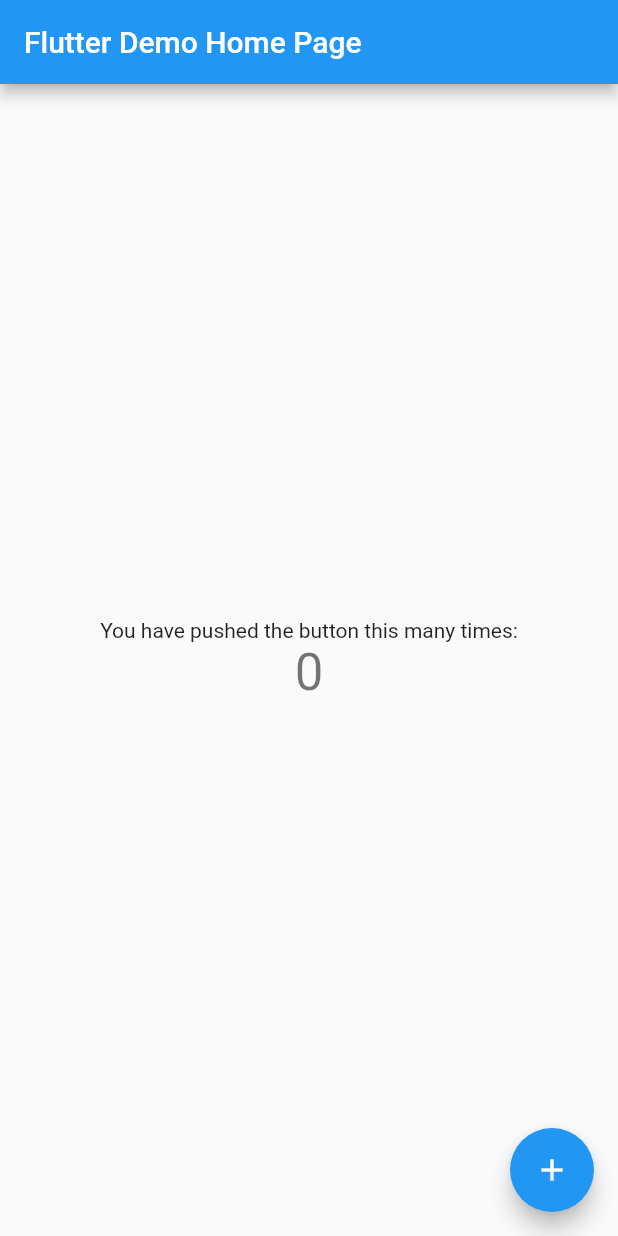
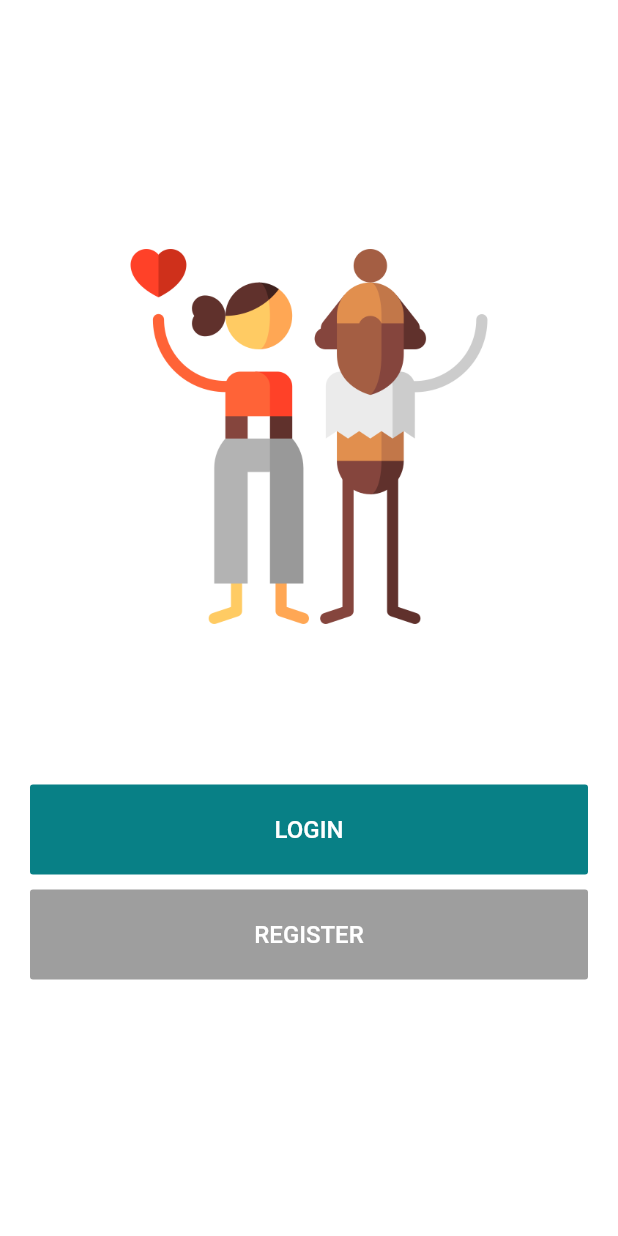
Before and after one commit to weronikazak/Google_Solution_Challenge, a Flutter app: the screen it shows after launch, on a phone screen of 412 x 824 dp. Run offline on Flutter 3.47's test engine with Material 2 defaults, Android fonts, the phone set to English and light mode, and no system bars.

Commit message:
make Welcome Page

```diff
--- /dev/null
+++ b/lib/Screens/Welcome/welcome_screen.dart
@@ -0,0 +1,145 @@
+import 'package:flutter/material.dart';
+import 'package:gsc_project/Screens/Login/profile_type_screen.dart';
+import 'package:gsc_project/constants.dart';
+
+class WelcomeScreen extends StatelessWidget {
+  double buttonHeight = 60;
+
+  @override
+  Widget build(BuildContext context) {
+    return Scaffold(
+      body: Column(
+        mainAxisAlignment: MainAxisAlignment.center,
+        children: <Widget>[
+          // Image
+          Image.asset(
+            "assets/images/tochange_1.png",
+            height: 250,
+          ),
+          SizedBox(
+            height: 20,
+          ),
+          Text(
+            "Hello!",
+            textAlign: TextAlign.center,
+            style: TextStyle(color: Colors.white, fontSize: 20),
+          ),
+          SizedBox(
+            height: 20,
+          ),
+          Text(
+            "Help thousands of people just in one click!",
+            textAlign: TextAlign.center,
+            style: TextStyle(color: Colors.white, fontSize: 16),
+          ),
+          SizedBox(height: 20),
+          Container(
+            padding: EdgeInsets.symmetric(vertical: 5, horizontal: 20),
+            child: MaterialButton(
+              onPressed: () {},
+              elevation: 0,
+              height: buttonHeight,
+              color: kPrimaryColor,
+              minWidth: double.maxFinite,
+              child: Text("LOGIN",
+                  style: TextStyle(color: Colors.white, fontSize: 16)),
+              textColor: Colors.white,
+            ),
+          ),
+
+          Container(
+            padding: EdgeInsets.symmetric(vertical: 5, horizontal: 20),
+            child: MaterialButton(
+              onPressed: () {
+                Navigator.push(
+                    context,
+                    MaterialPageRoute(
+                        builder: (context) => ProfileTypeScreen()));
+              },
+              elevation: 0,
+              height: buttonHeight,
+              color: Colors.grey,
+              minWidth: double.maxFinite,
+              child: Text("REGISTER",
+                  style: TextStyle(color: Colors.white, fontSize: 16)),
+              textColor: Colors.white,
+            ),
+          ),
+        ],
+      ),
+    );
+  }
+}
+
+
+
+
+
+
+
+
+
+
+
+
+
+
+// class WelcomeScreen extends StatelessWidget {
+//   double buttonHeight = 60;
+
+//   @override
+//   Widget build(BuildContext context) {
+//     return Scaffold(
+//       body: Column(
+//         mainAxisAlignment: MainAxisAlignment.center,
+//         children: <Widget>[
+//           // Image
+//           Image.asset(
+//             "assets/images/tochange_1.png",
+//             height: 250,
+//           ),
+//           SizedBox(
+//             height: 20,
+//           ),
+//           Text(
+//             "Hello!",
+//             textAlign: TextAlign.center,
+//             style: TextStyle(color: Colors.white, fontSize: 20),
+//           ),
+//           SizedBox(
+//             height: 20,
+//           ),
+//           Text(
+//             "Help thousands of people just in one click!",
+//             textAlign: TextAlign.center,
+//             style: TextStyle(color: Colors.white, fontSize: 16),
+//           ),
+//           SizedBox(height: 20),
+//           MaterialButton(
+//             onPressed: () {},
+//             elevation: 0,
+//             height: buttonHeight,
+//             color: kPrimaryColor,
+//             minWidth: double.maxFinite,
+//             child: Text("LOGIN",
+//                 style: TextStyle(color: Colors.white, fontSize: 16)),
+//             textColor: Colors.white,
+//           ),
+//           SizedBox(
+//             height: 20,
+//           ),
+//           MaterialButton(
+//             onPressed: () {},
+//             elevation: 0,
+//             height: buttonHeight,
+//             color: Colors.white,
+//             minWidth: double.maxFinite,
+//             child: Text("REGISTER",
+//                 style: TextStyle(color: kPrimaryColor, fontSize: 16)),
+//             textColor: kPrimaryColor,
+//           ),
+//         ],
+//       ),
+//     );
+//   }
+// }
--- /dev/null
+++ b/lib/constants.dart
@@ -0,0 +1,5 @@
+import 'package:flutter/material.dart';
+
+// TO CHANGE
+const kPrimaryColor = Color(0xFF088086);
+const kSecondaryColor = Color(0xFFffd042);
--- a/lib/main.dart
+++ b/lib/main.dart
@@ -1,113 +1,26 @@
 import 'package:flutter/material.dart';
+import 'package:gsc_project/constants.dart';
+
+// import 'package:firebase_auth/firebase_auth.dart';
+// import 'package:firebase_dynamic_links/firebase_dynamic_links.dart';
+
+import 'Screens/Welcome/welcome_screen.dart';
+
+// final FirebaseAuth _auth = FirebaseAuth.instance;
 
 void main() {
   runApp(MyApp());
 }
 
 class MyApp extends StatelessWidget {
-  // This widget is the root of your application.
   @override
   Widget build(BuildContext context) {
     return MaterialApp(
+      debugShowCheckedModeBanner: false,
       title: 'Flutter Demo',
       theme: ThemeData(
-        // This is the theme of your application.
-        //
-        // Try running your application with "flutter run". You'll see the
-        // application has a blue toolbar. Then, without quitting the app, try
-        // changing the primarySwatch below to Colors.green and then invoke
-        // "hot reload" (press "r" in the console where you ran "flutter run",
-        // or simply save your changes to "hot reload" in a Flutter IDE).
-        // Notice that the counter didn't reset back to zero; the application
-        // is not restarted.
-        primarySwatch: Colors.blue,
-      ),
-      home: MyHomePage(title: 'Flutter Demo Home Page'),
+          primaryColor: kPrimaryColor, scaffoldBackgroundColor: Colors.white),
+      home: WelcomeScreen(),
     );
   }
 }
-
-class MyHomePage extends StatefulWidget {
-  MyHomePage({Key key, this.title}) : super(key: key);
-
-  // This widget is the home page of your application. It is stateful, meaning
-  // that it has a State object (defined below) that contains fields that affect
-  // how it looks.
-
-  // This class is the configuration for the state. It holds the values (in this
-  // case the title) provided by the parent (in this case the App widget) and
-  // used by the build method of the State. Fields in a Widget subclass are
-  // always marked "final".
-
-  final String title;
-
-  @override
-  _MyHomePageState createState() => _MyHomePageState();
-}
-
-class _MyHomePageState extends State<MyHomePage> {
-  int _counter = 0;
-
-  void _incrementCounter() {
-    setState(() {
-      // This call to setState tells the Flutter framework that something has
-      // changed in this State, which causes it to rerun the build method below
-      // so that the display can reflect the updated values. If we changed
-      // _counter without calling setState(), then the build method would not be
-      // called again, and so nothing would appear to happen.
-      _counter++;
-    });
-  }
-
-  @override
-  Widget build(BuildContext context) {
-    // This method is rerun every time setState is called, for instance as done
-    // by the _incrementCounter method above.
-    //
-    // The Flutter framework has been optimized to make rerunning build methods
-    // fast, so that you can just rebuild anything that needs updating rather
-    // than having to individually change instances of widgets.
-    return Scaffold(
-      appBar: AppBar(
-        // Here we take the value from the MyHomePage object that was created by
-        // the App.build method, and use it to set our appbar title.
-        title: Text(widget.title),
-      ),
-      body: Center(
-        // Center is a layout widget. It takes a single child and positions it
-        // in the middle of the parent.
-        child: Column(
-          // Column is also a layout widget. It takes a list of children and
-          // arranges them vertically. By default, it sizes itself to fit its
-          // children horizontally, and tries to be as tall as its parent.
-          //
-          // Invoke "debug painting" (press "p" in the console, choose the
-          // "Toggle Debug Paint" action from the Flutter Inspector in Android
-          // Studio, or the "Toggle Debug Paint" command in Visual Studio Code)
-          // to see the wireframe for each widget.
-          //
-          // Column has various properties to control how it sizes itself and
-          // how it positions its children. Here we use mainAxisAlignment to
-          // center the children vertically; the main axis here is the vertical
-          // axis because Columns are vertical (the cross axis would be
-          // horizontal).
-          mainAxisAlignment: MainAxisAlignment.center,
-          children: <Widget>[
-            Text(
-              'You have pushed the button this many times:',
-            ),
-            Text(
-              '$_counter',
-              style: Theme.of(context).textTheme.headline4,
-            ),
-          ],
-        ),
-      ),
-      floatingActionButton: FloatingActionButton(
-        onPressed: _incrementCounter,
-        tooltip: 'Increment',
-        child: Icon(Icons.add),
-      ), // This trailing comma makes auto-formatting nicer for build methods.
-    );
-  }
-}
```
Also changed, not shown: lib/Screens/Login/profile_type_screen.dart (added, +73 -0 lines), lib/Screens/Login/user_login_screen.dart (added, +20 -0 lines), pubspec.yaml (+8 -3 lines), assets/icons/coffee.png (added), assets/icons/shelter.png (added), assets/icons/user_1.png (added), assets/icons/user_2.png (added), assets/images/tochange_1.png (added), pubspec.lock.
